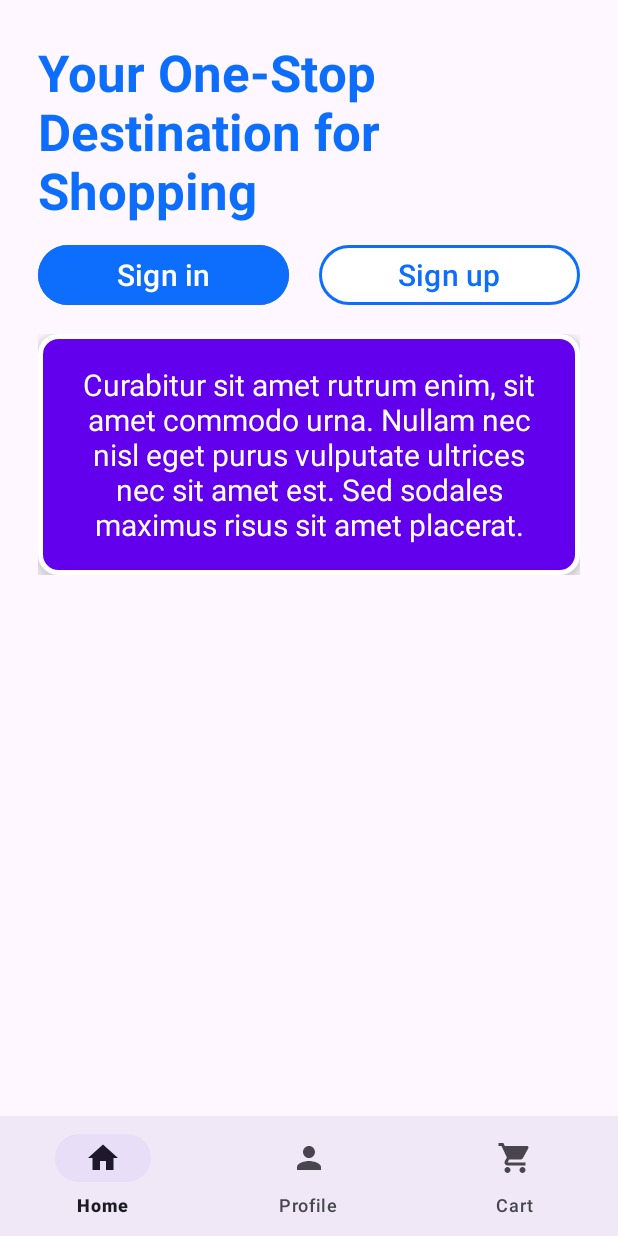
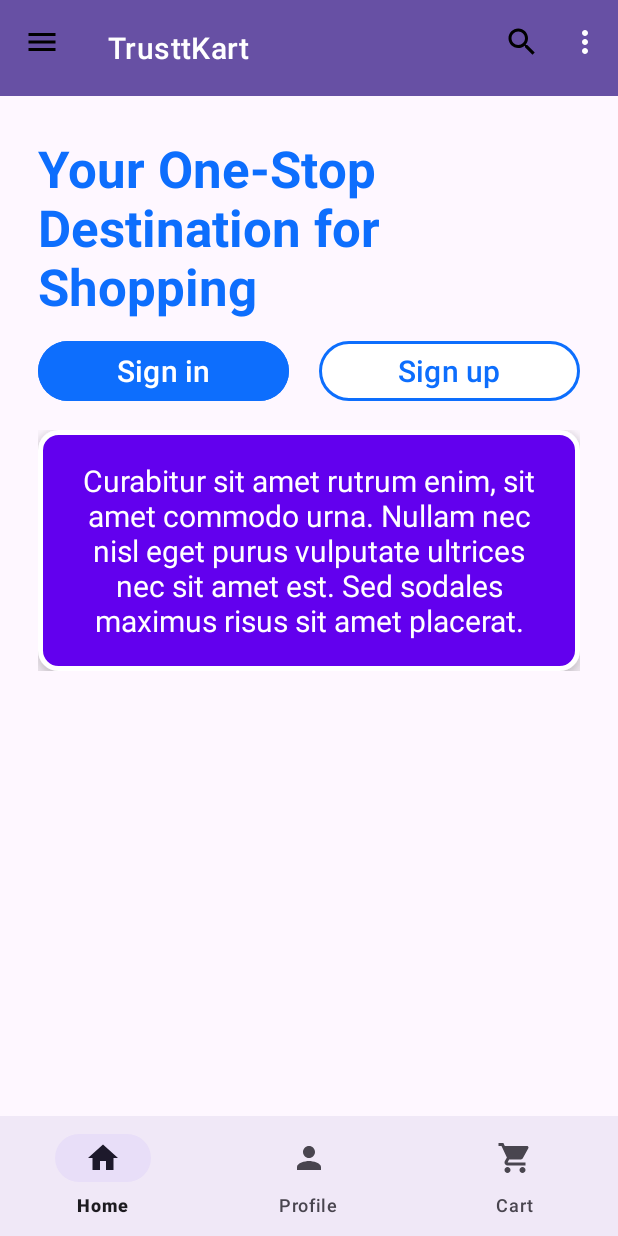
Before and after one commit to souravpaswan-trustt/TrusttKart, an Android app: the screen it shows after launch (MainActivity), on a phone screen of 412 x 824 dp. Run offline under Robolectric (Android 15) with nearby library versions, the phone set to English and light mode, and no system bars; our stand-ins replace data binding, navigation-ui.

Commit message:
app bar layout

```diff
--- /dev/null
+++ b/app/src/main/res/drawable/baseline_menu_24.xml
@@ -0,0 +1,5 @@
+<vector xmlns:android="http://schemas.android.com/apk/res/android" android:height="24dp" android:tint="#000000" android:viewportHeight="24" android:viewportWidth="24" android:width="24dp">
+
+    <path android:fillColor="@android:color/white" android:pathData="M3,18h18v-2L3,16v2zM3,13h18v-2L3,11v2zM3,6v2h18L21,6L3,6z"/>
+
+</vector>
--- /dev/null
+++ b/app/src/main/res/drawable/baseline_more_vert_24.xml
@@ -0,0 +1,5 @@
+<vector xmlns:android="http://schemas.android.com/apk/res/android" android:height="24dp" android:tint="#000000" android:viewportHeight="24" android:viewportWidth="24" android:width="24dp">
+
+    <path android:fillColor="@android:color/white" android:pathData="M12,8c1.1,0 2,-0.9 2,-2s-0.9,-2 -2,-2 -2,0.9 -2,2 0.9,2 2,2zM12,10c-1.1,0 -2,0.9 -2,2s0.9,2 2,2 2,-0.9 2,-2 -0.9,-2 -2,-2zM12,16c-1.1,0 -2,0.9 -2,2s0.9,2 2,2 2,-0.9 2,-2 -0.9,-2 -2,-2z"/>
+
+</vector>
--- /dev/null
+++ b/app/src/main/res/drawable/baseline_search_24.xml
@@ -0,0 +1,5 @@
+<vector xmlns:android="http://schemas.android.com/apk/res/android" android:height="24dp" android:tint="#000000" android:viewportHeight="24" android:viewportWidth="24" android:width="24dp">
+
+    <path android:fillColor="@android:color/white" android:pathData="M15.5,14h-0.79l-0.28,-0.27C15.41,12.59 16,11.11 16,9.5 16,5.91 13.09,3 9.5,3S3,5.91 3,9.5 5.91,16 9.5,16c1.61,0 3.09,-0.59 4.23,-1.57l0.27,0.28v0.79l5,4.99L20.49,19l-4.99,-5zM9.5,14C7.01,14 5,11.99 5,9.5S7.01,5 9.5,5 14,7.01 14,9.5 11.99,14 9.5,14z"/>
+
+</vector>
--- a/app/src/main/res/layout/activity_main.xml
+++ b/app/src/main/res/layout/activity_main.xml
@@ -9,31 +9,48 @@
         android:layout_height="match_parent"
         tools:context=".MainActivity">
 
+        <com.google.android.material.appbar.AppBarLayout
+            android:id="@+id/appBarLayout"
+            android:layout_width="0dp"
+            android:layout_height="wrap_content"
+            app:layout_constraintEnd_toEndOf="parent"
+            app:layout_constraintStart_toStartOf="parent"
+            app:layout_constraintTop_toTopOf="parent">
+
+            <com.google.android.material.appbar.MaterialToolbar
+                style="@style/Widget.MaterialComponents.Toolbar.Primary"
+                android:layout_width="match_parent"
+                android:layout_height="?attr/actionBarSize"
+                app:menu="@menu/top_app_bar_menu"
+                app:navigationIcon="@drawable/baseline_menu_24"
+                app:title="TrusttKart" />
+
+        </com.google.android.material.appbar.AppBarLayout>
+
         <com.google.android.material.bottomnavigation.BottomNavigationView
             android:id="@+id/bottomNavigation"
             android:layout_width="0dp"
             android:layout_height="wrap_content"
-            android:layout_marginStart="0dp"
-            android:layout_marginEnd="0dp"
             android:background="?android:attr/windowBackground"
-            app:layout_constraintBottom_toBottomOf="parent"
-            app:layout_constraintLeft_toLeftOf="parent"
-            app:layout_constraintRight_toRightOf="parent"
+            app:layout_constraintBottom_toBottomOf="@+id/nav_host_fragment"
+            app:layout_constraintEnd_toEndOf="parent"
+            app:layout_constraintStart_toStartOf="parent"
             app:menu="@menu/bottom_nav_menu" />
 
         <fragment
             android:id="@+id/nav_host_fragment"
             android:name="androidx.navigation.fragment.NavHostFragment"
-            android:layout_width="match_parent"
-            android:layout_height="match_parent"
+            android:layout_width="0dp"
+            android:layout_height="0dp"
             app:defaultNavHost="true"
-            app:layout_constraintBottom_toTopOf="@id/bottomNavigation"
-            app:layout_constraintLeft_toLeftOf="parent"
-            app:layout_constraintRight_toRightOf="parent"
-            app:layout_constraintTop_toTopOf="parent"
+
+            app:layout_constraintBottom_toBottomOf="parent"
+            app:layout_constraintEnd_toEndOf="parent"
+            app:layout_constraintHorizontal_bias="1.0"
+            app:layout_constraintStart_toStartOf="parent"
+            app:layout_constraintTop_toBottomOf="@+id/appBarLayout"
+            app:layout_constraintVertical_bias="0.0"
             app:navGraph="@navigation/mobile_navigation" />
-
-
 
     </androidx.constraintlayout.widget.ConstraintLayout>
 
--- a/app/src/main/res/layout/fragment_sign_up.xml
+++ b/app/src/main/res/layout/fragment_sign_up.xml
@@ -32,8 +32,9 @@
 
             <ImageView
                 android:id="@+id/imageView"
-                android:layout_width="wrap_content"
-                android:layout_height="wrap_content"
+                android:layout_width="191dp"
+                android:layout_height="209dp"
+                android:layout_gravity="center_horizontal"
                 app:srcCompat="@drawable/sign_up_image" />
 
             <com.google.android.material.textfield.TextInputLayout
--- /dev/null
+++ b/app/src/main/res/menu/top_app_bar_menu.xml
@@ -0,0 +1,17 @@
+<?xml version="1.0" encoding="utf-8"?>
+<menu xmlns:android="http://schemas.android.com/apk/res/android"
+    xmlns:app="http://schemas.android.com/apk/res-auto">
+
+    <item
+        android:id="@+id/search"
+        android:icon="@drawable/baseline_search_24"
+        android:title="Search"
+        app:showAsAction="ifRoom" />
+
+    <item
+        android:id="@+id/more"
+        android:icon="@drawable/baseline_more_vert_24"
+        android:title="More Options"
+        app:showAsAction="never" />
+
+</menu>
--- a/app/src/main/res/values/colors.xml
+++ b/app/src/main/res/values/colors.xml
@@ -1,6 +1,7 @@
 <?xml version="1.0" encoding="utf-8"?>
 <resources>
     <color name="black">#FF000000</color>
+    <color name="red">#FF0000</color>
     <color name="white">#FFFFFFFF</color>
     <color name="colorPrimary">#3F51B5</color>
     <color name="colorPrimaryDark">#303F9F</color>
```
Also changed, not shown: app/src/main/res/layout/fragment_forgot_password.xml (+5 -4 lines), app/src/main/res/layout/fragment_sign_in.xml (+15 -2 lines).
